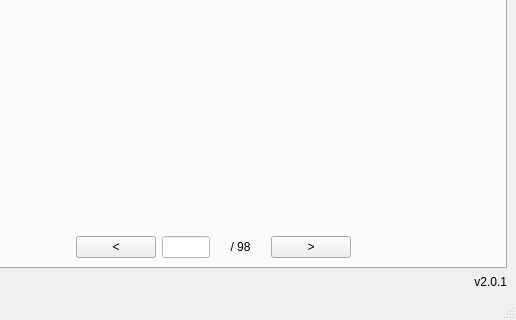
The window that util/ui/EC_dicom2avi.ui (chi-chun-1999/EC_dicom2avi) describes before a commit, drawn with Qt 5; both pictures show x 322 to 838 and y 530 to 850 of the 838 by 850 pixel window.
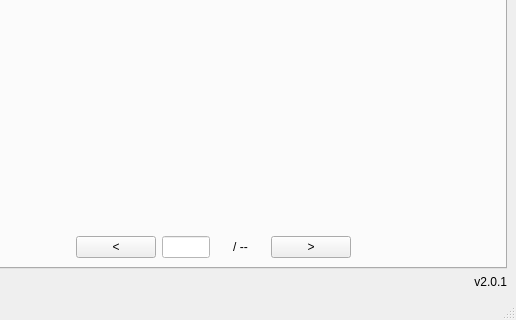
The same window after the commit. The open tabs and pages were chosen to show the change.

The edit to the form file:
```diff
--- a/util/ui/EC_dicom2avi.ui
+++ b/util/ui/EC_dicom2avi.ui
@@ -488,7 +488,7 @@
             <item>
              <widget class="QLabel" name="label_all_npy">
               <property name="text">
-               <string>/ 98</string>
+               <string>/ --</string>
               </property>
               <property name="alignment">
                <set>Qt::AlignCenter</set>
```
